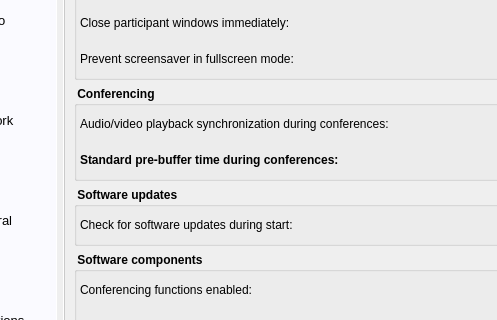
Above: Homer/forms/Dialogs/ConfigurationDialog.ui from Homer-Conferencing/Homer-Conferencing before the change; both pictures show x 88 to 585 and y 109 to 429 of the 877 by 676 pixel window. Below: the same form after it.
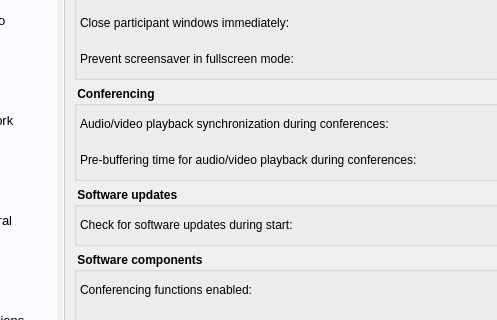
That is the form after the change. Icons and pictures are not drawn.

Patch:
```diff
--- a/Homer/forms/Dialogs/ConfigurationDialog.ui
+++ b/Homer/forms/Dialogs/ConfigurationDialog.ui
@@ -2964,8 +2964,14 @@
                   <height>30</height>
                  </size>
                 </property>
+                <property name="font">
+                 <font>
+                  <weight>50</weight>
+                  <bold>false</bold>
+                 </font>
+                </property>
                 <property name="text">
-                 <string>Standard pre-buffer time during conferences:</string>
+                 <string>Pre-buffering time for audio/video playback during conferences:</string>
                 </property>
                </widget>
               </item>
```
Left out of the diff: 4 changed lines with no effect on the pictures.
